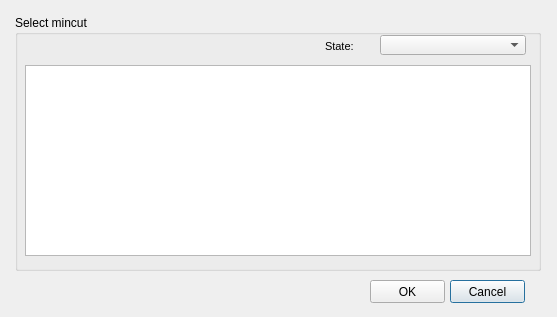
Before: the Qt Designer form ui/mincut_edit.ui in Giswater/giswater_qgis_plugin, drawn with Qt 5.
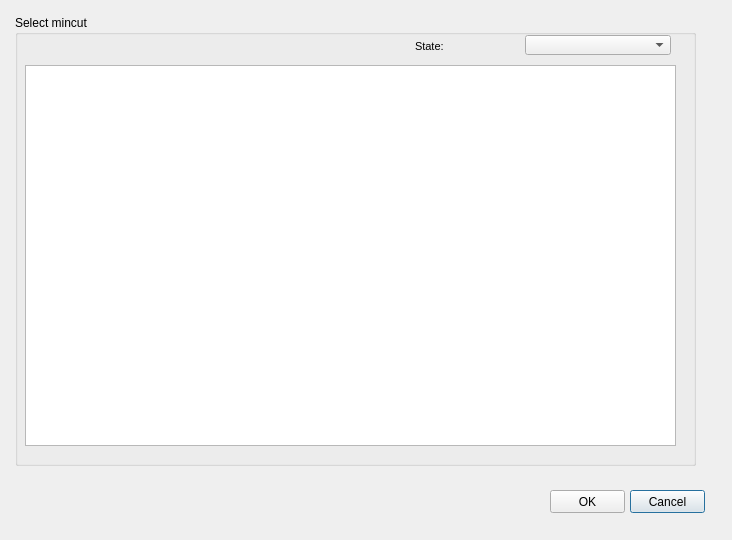
After: the same form once the commit is applied.

The edit to the form file:
```diff
--- a/ui/mincut_edit.ui
+++ b/ui/mincut_edit.ui
@@ -6,8 +6,8 @@
    <rect>
     <x>0</x>
     <y>0</y>
-    <width>557</width>
-    <height>317</height>
+    <width>732</width>
+    <height>540</height>
    </rect>
   </property>
   <property name="windowTitle">
@@ -18,8 +18,8 @@
     <rect>
      <x>15</x>
      <y>15</y>
-     <width>526</width>
-     <height>256</height>
+     <width>681</width>
+     <height>451</height>
     </rect>
    </property>
    <property name="title">
@@ -28,7 +28,7 @@
    <widget class="QLabel" name="label_label_x_7">
     <property name="geometry">
      <rect>
-      <x>310</x>
+      <x>400</x>
       <y>20</y>
       <width>90</width>
       <height>22</height>
@@ -64,7 +64,7 @@
    <widget class="QComboBox" name="state_edit">
     <property name="geometry">
      <rect>
-      <x>365</x>
+      <x>510</x>
       <y>20</y>
       <width>146</width>
       <height>20</height>
@@ -76,8 +76,8 @@
      <rect>
       <x>10</x>
       <y>50</y>
-      <width>506</width>
-      <height>191</height>
+      <width>651</width>
+      <height>381</height>
      </rect>
     </property>
     <property name="sortingEnabled">
@@ -88,8 +88,8 @@
   <widget class="QPushButton" name="btn_cancel">
    <property name="geometry">
     <rect>
-     <x>450</x>
-     <y>280</y>
+     <x>630</x>
+     <y>490</y>
      <width>75</width>
      <height>23</height>
     </rect>
@@ -101,8 +101,8 @@
   <widget class="QPushButton" name="btn_accept">
    <property name="geometry">
     <rect>
-     <x>370</x>
-     <y>280</y>
+     <x>550</x>
+     <y>490</y>
      <width>75</width>
      <height>23</height>
     </rect>
```
